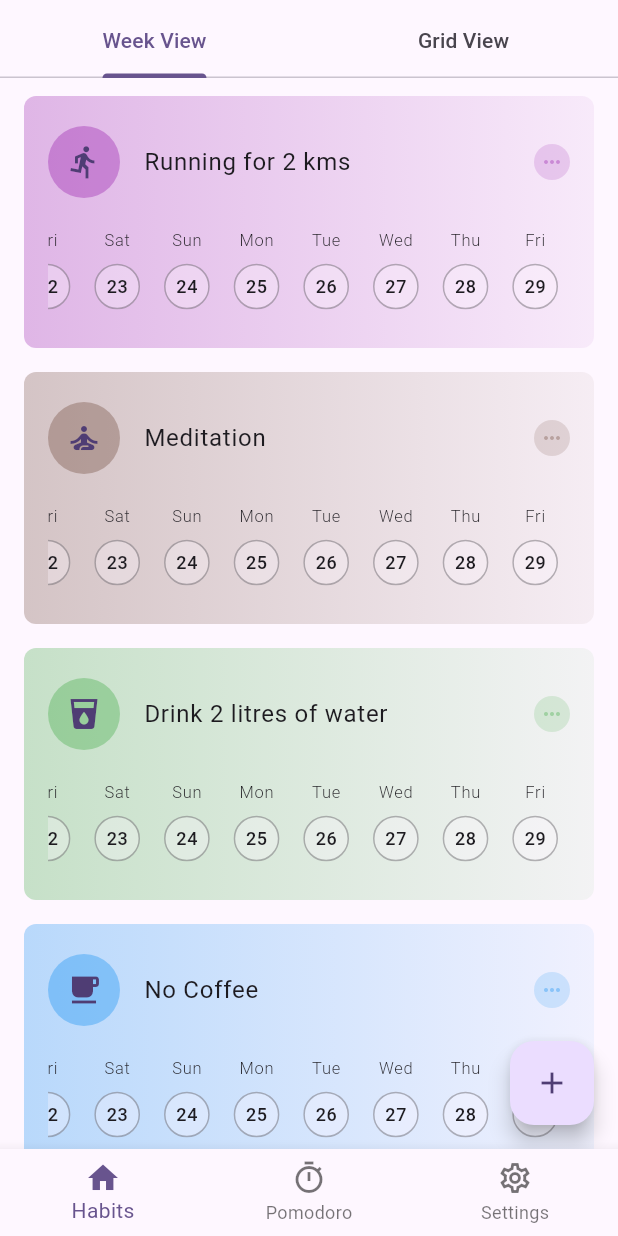
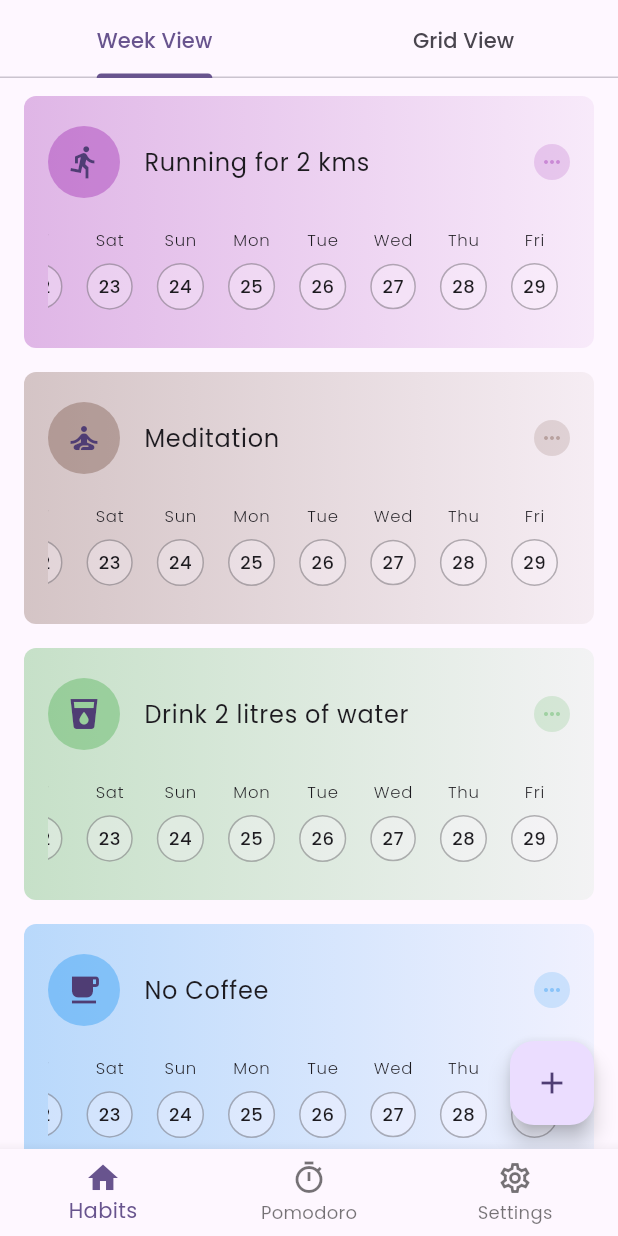
Before and after one commit to SuTechs/rise, a Flutter app: the screen it shows after launch, on a phone screen of 412 x 824 dp. Run offline on Flutter 3.47's test engine with Material 3 defaults, Android fonts, the phone set to English and light mode, and no system bars; drawn by our look-alikes of dynamic_color; our stand-ins replace freezed_annotation, google_fonts, hive, hive_flutter, timeago; missing offline and left inert: in_app_update; accounts and stored records are empty.

Commit message:
add google font

```diff
--- a/lib/theme.dart
+++ b/lib/theme.dart
@@ -1,4 +1,5 @@
 import 'package:flutter/material.dart';
+import 'package:google_fonts/google_fonts.dart';
 
 import 'constants.dart';
 
@@ -53,6 +54,8 @@ class AppTheme {
       // colorScheme: colorScheme.copyWith(
       //   surface: backgroundColor,
       // ),
+
+      textTheme: GoogleFonts.poppinsTextTheme(theme.textTheme),
     );
   }
 }
--- a/pubspec.yaml
+++ b/pubspec.yaml
@@ -49,6 +49,7 @@ dependencies:
 
   # UI
   dynamic_color: ^1.7.0
+  google_fonts: ^6.2.1
 
   # Utils
   timeago: ^3.7.0
```
Also changed, not shown: pubspec.lock. Lines whose indentation alone changed are shown as unchanged.
